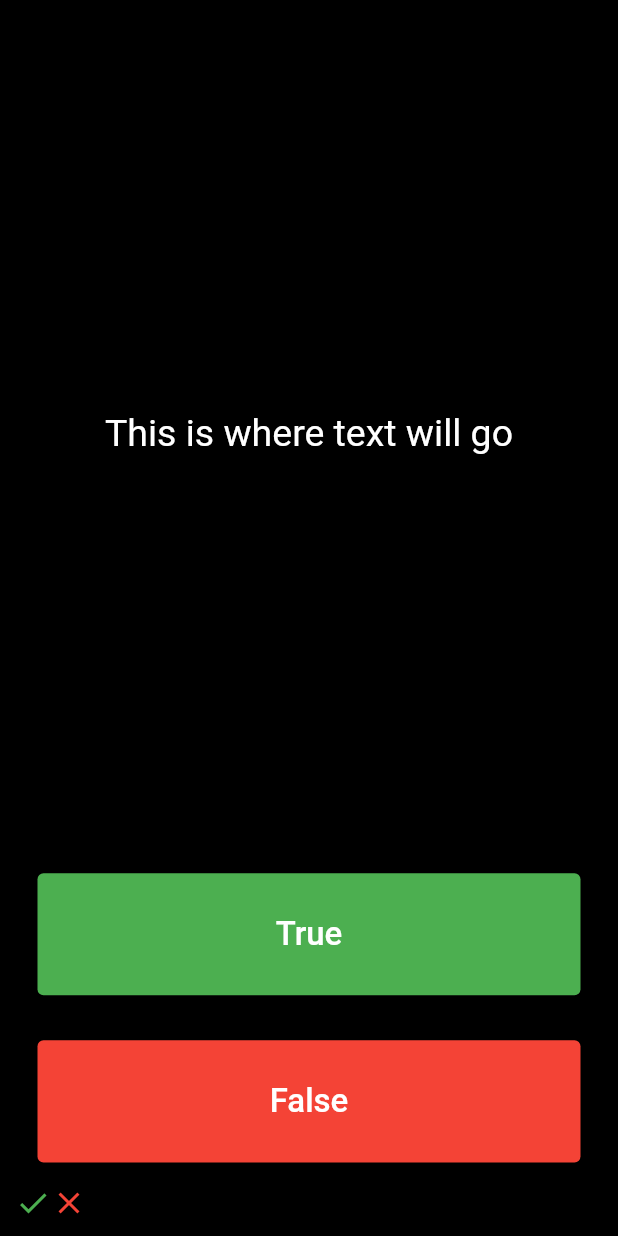
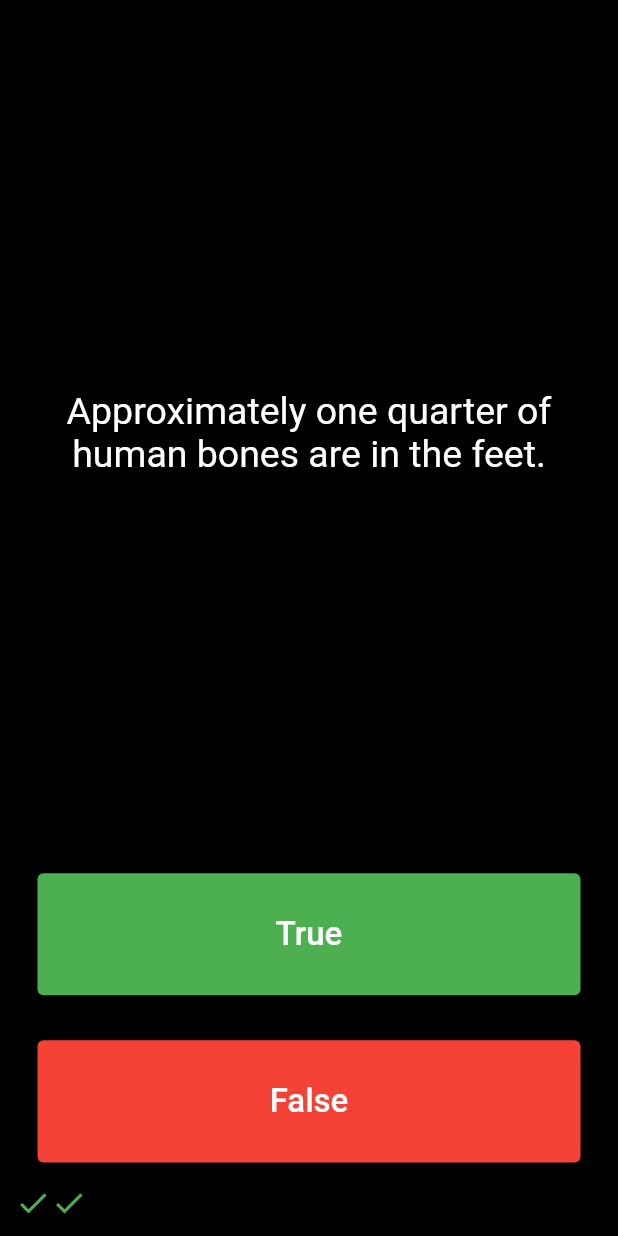
Before and after one commit to eugeneIkonya/quizzler, a Flutter app: the screen it shows after launch, after a tap on "True", after a tap on "False", on a phone screen of 412 x 824 dp. Run offline on Flutter 3.47's test engine with Material 2 defaults, Android fonts, the phone set to English and light mode, and no system bars.

Commit message:
quizBrain class

```diff
--- a/lib/main.dart
+++ b/lib/main.dart
@@ -1,4 +1,7 @@
 import 'package:flutter/material.dart';
+import 'package:quizzler/quiz_brain.dart';
+
+QuizBrain quizBrain = QuizBrain();
 
 void main() {
   runApp(const MainApp());
@@ -39,15 +42,15 @@ class _QuizPageState extends State<QuizPage> {
       mainAxisAlignment: MainAxisAlignment.spaceBetween,
       crossAxisAlignment: CrossAxisAlignment.stretch,
       children: [
-        const Expanded(
+        Expanded(
           flex: 5,
           child: Padding(
-            padding: EdgeInsets.all(8.0),
+            padding: const EdgeInsets.all(8.0),
             child: Center(
               child: Text(
-                'This is where text will go',
+                quizBrain.getQuestionText(),
                 textAlign: TextAlign.center,
-                style: TextStyle(
+                style: const TextStyle(
                   fontSize: 25,
                   color: Colors.white,
                 ),
@@ -60,11 +63,24 @@ class _QuizPageState extends State<QuizPage> {
             padding: const EdgeInsets.all(15.0),
             child: TextButton(
               onPressed: () {
+                bool correctAnswer = quizBrain.getQuestionAnswer();
+                if (correctAnswer == true) {
+                  scoreKeeper.add(
+                    const Icon(
+                      Icons.check,
+                      color: Colors.green,
+                    ),
+                  );
+                } else {
+                  scoreKeeper.add(
+                    const Icon(
+                      Icons.close,
+                      color: Colors.red,
+                    ),
+                  );
+                }
                 setState(() {
-                  scoreKeeper.add(const Icon(
-                    Icons.check,
-                    color: Colors.green,
-                  ));
+                  quizBrain.nextQuestion();
                 });
               },
               style: const ButtonStyle(
@@ -85,11 +101,24 @@ class _QuizPageState extends State<QuizPage> {
             padding: const EdgeInsets.all(15.0),
             child: TextButton(
               onPressed: () {
+                bool correctAnswer = quizBrain.getQuestionAnswer();
+                if (correctAnswer == false) {
+                  scoreKeeper.add(
+                    const Icon(
+                      Icons.check,
+                      color: Colors.green,
+                    ),
+                  );
+                } else {
+                  scoreKeeper.add(
+                    const Icon(
+                      Icons.close,
+                      color: Colors.red,
+                    ),
+                  );
+                }
                 setState(() {
-                  scoreKeeper.add(const Icon(
-                    Icons.close,
-                    color: Colors.red,
-                  ));
+                  quizBrain.nextQuestion();
                 });
               },
               style: const ButtonStyle(
--- /dev/null
+++ b/lib/question.dart
@@ -0,0 +1,6 @@
+class Question {
+  String questionText;
+  bool questionAnswer;
+
+  Question(this.questionText, this.questionAnswer);
+}
--- /dev/null
+++ b/lib/quiz_brain.dart
@@ -0,0 +1,47 @@
+import 'package:quizzler/question.dart';
+
+class QuizBrain {
+  int _questionNumber = 0;
+  final List<Question> _questionBank = [
+    Question('Some cats are actually allergic to humans', true),
+    Question('You can lead a cow down stairs but not up stairs.', false),
+    Question('Approximately one quarter of human bones are in the feet.', true),
+    Question('A slug\'s blood is green.', true),
+    Question('Buzz Aldrin\'s mother\'s maiden name was \"Moon\".', true),
+    Question('It is illegal to pee in the Ocean in Portugal.', true),
+    Question(
+        'No piece of square dry paper can be folded in half more than 7 times.',
+        false),
+    Question(
+        'In London, UK, if you happen to die in the House of Parliament, you are technically entitled to a state funeral, because the building is considered too sacred a place.',
+        true),
+    Question(
+        'The loudest sound produced by any animal is 188 decibels. That animal is the African Elephant.',
+        false),
+    Question(
+        'The total surface area of two human lungs is approximately 70 square metres.',
+        true),
+    Question('Google was originally called \"Backrub\".', true),
+    Question(
+        'Chocolate affects a dog\'s heart and nervous system; a few ounces are enough to kill a small dog.',
+        true),
+    Question(
+        'In West Virginia, USA, if you accidentally hit an animal with your car, you are free to take it home to eat.',
+        true),
+  ];
+  void nextQuestion() {
+    if (_questionNumber < _questionBank.length - 1) {
+      _questionNumber++;
+    } else {
+      _questionNumber = 0;
+    }
+  }
+
+  String getQuestionText() {
+    return _questionBank[_questionNumber].questionText;
+  }
+
+  bool getQuestionAnswer() {
+    return _questionBank[_questionNumber].questionAnswer;
+  }
+}
```
Also changed, not shown: 1 other file.
